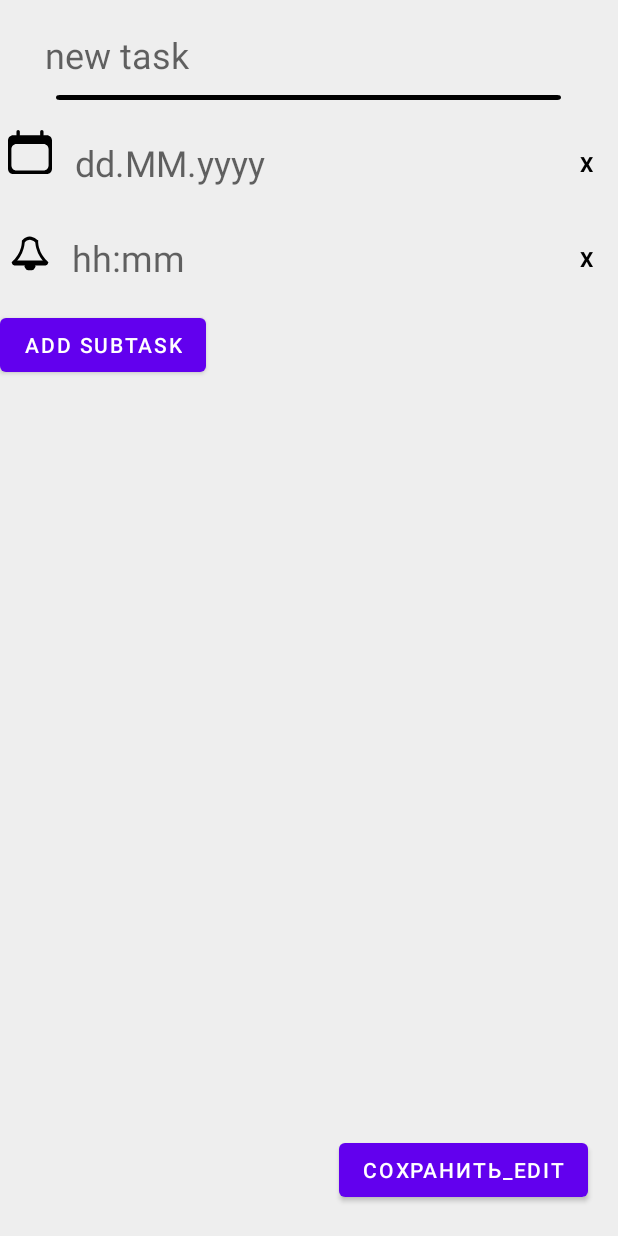
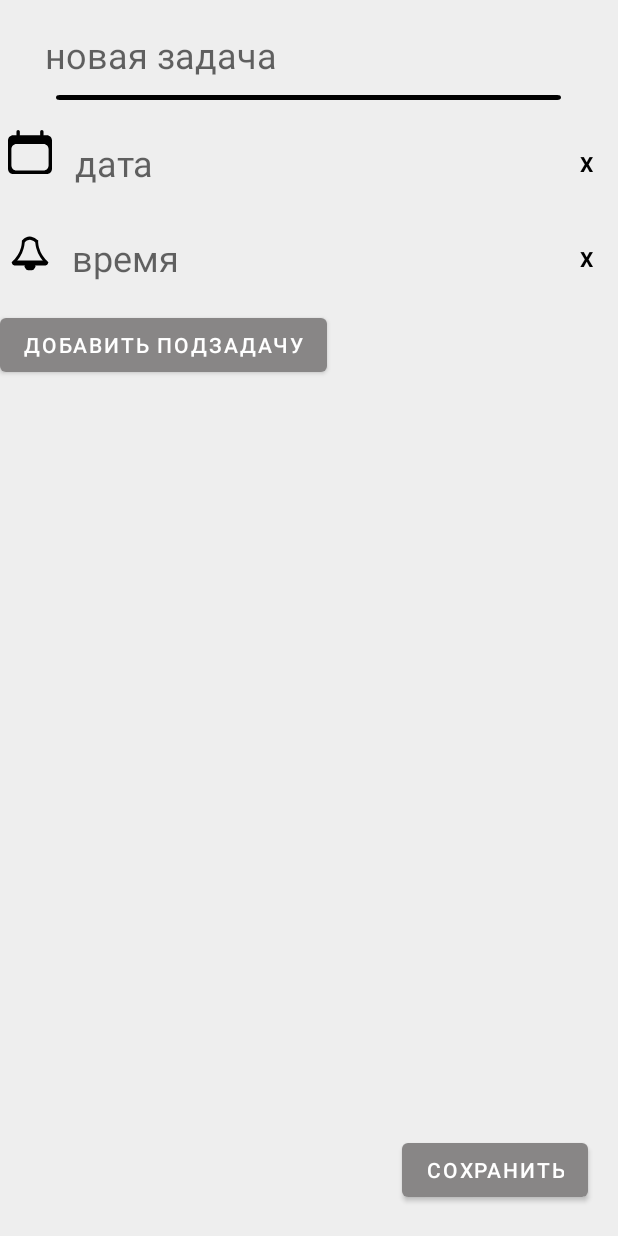
Before and after one commit to AlexZhe2/MyFourthApplication, an Android app: the Edit_Task_Activity screen opened directly, with no data from a screen before it, on a phone screen of 412 x 824 dp. Run offline under Robolectric (Android 15) with nearby library versions, the phone set to English and light mode, and no system bars.

Commit message:
eleven-6 (almost ready) 05.09.2022

```diff
--- a/app/src/main/java/com/example/myfourthapplication/Edit_Task_Activity.java
+++ b/app/src/main/java/com/example/myfourthapplication/Edit_Task_Activity.java
@@ -104,7 +104,7 @@ public class Edit_Task_Activity extends AppCompatActivity {
         value.setOnClickListener(new View.OnClickListener() {
             @Override
             public void onClick(View view) {
-                Toast.makeText(Edit_Task_Activity.this, R.string.hi_android, Toast.LENGTH_LONG).show();
+              //  Toast.makeText(Edit_Task_Activity.this, R.string.hi_android, Toast.LENGTH_LONG).show();
 
                 onClick_02();
                 update_subtask ();
--- a/app/src/main/java/com/example/myfourthapplication/MainActivity.java
+++ b/app/src/main/java/com/example/myfourthapplication/MainActivity.java
@@ -140,7 +140,7 @@ public class MainActivity extends AppCompatActivity {
             @RequiresApi(api = Build.VERSION_CODES.M)
             @Override
             public void onClick(View view) {
-                Toast.makeText(MainActivity.this, R.string.hi_android, Toast.LENGTH_LONG).show();
+            //    Toast.makeText(MainActivity.this, R.string.hi_android, Toast.LENGTH_LONG).show();
                 ///уведомления
     // перенес в  trueNotification();
 /*
@@ -1748,7 +1748,7 @@ public void notif(){ //delete
             @RequiresApi(api = Build.VERSION_CODES.M)
             @Override
             public void onClick(View view) {
-                Toast.makeText(MainActivity.this, R.string.hi_android, Toast.LENGTH_LONG).show();
+             //   Toast.makeText(MainActivity.this, R.string.hi_android, Toast.LENGTH_LONG).show();
                 startEditTaskActivity(textView);
 
                 Edit_Task_Activity eta= new Edit_Task_Activity();
--- a/app/src/main/java/com/example/myfourthapplication/Three.java
+++ b/app/src/main/java/com/example/myfourthapplication/Three.java
@@ -68,7 +68,8 @@ public class Three extends AppCompatActivity {
         textView.setLayoutParams(layoutParams_DATA);
 
 //параметры для textView
-        textView.setText("text from class");
+    //    textView.setText("text from class");
+        textView.setText("");
         textView.setBackgroundColor(Color.parseColor("#eeeeee"));
         textView.setTextColor(Color.BLACK);
        // textView.setTextSize(28);
--- a/app/src/main/java/com/example/myfourthapplication/Two.java
+++ b/app/src/main/java/com/example/myfourthapplication/Two.java
@@ -62,7 +62,8 @@ public class Two extends AppCompatActivity {
         textView.setLayoutParams(layoutParams_DATA);
 
 //параметры для textView
-        textView.setText("text from class");
+    //    textView.setText("text from class");
+        textView.setText("");
         textView.setBackgroundColor(Color.parseColor("#eeeeee"));
         textView.setTextColor(Color.BLACK);
        // textView.setTextSize(28);
--- a/app/src/main/res/layout/edit_activity_task.xml
+++ b/app/src/main/res/layout/edit_activity_task.xml
@@ -18,7 +18,7 @@
         android:layout_marginTop="20dp"
         android:layout_marginRight="20dp"
         android:background="@null"
-        android:hint="new task"
+        android:hint="новая задача"
 
         android:inputType="text"
         android:paddingStart="10dp"
@@ -93,7 +93,7 @@
             android:layout_marginTop="20dp"
             android:layout_marginRight="5dp"
             android:background="@null"
-            android:hint="dd.MM.yyyy"
+            android:hint="дата"
             android:inputType="none"
             android:focusable="false"
             android:paddingStart="10dp"
@@ -192,7 +192,7 @@
             android:layout_marginTop="20dp"
             android:layout_marginRight="20dp"
             android:background="@null"
-            android:hint="hh:mm"
+            android:hint="время"
             android:inputType="text"
             android:focusable="false"
             android:paddingStart="10dp"
@@ -271,7 +271,7 @@
                     android:id="@+id/button_EditTask_02"
                     android:layout_width="wrap_content"
                     android:layout_height="wrap_content"
-                    android:text="add subtask"
+                    android:text="добавить подзадачу"
                     android:onClick="add_Edit_Subtask_01"
                     tools:ignore="MissingConstraints,OnClick" />
 
@@ -290,7 +290,7 @@
         android:layout_height="wrap_content"
         android:layout_marginRight="20dp"
         android:layout_marginBottom="20dp"
-        android:text="Сохранить_edit"
+        android:text="Сохранить"
         app:layout_constraintBottom_toBottomOf="parent"
         app:layout_constraintRight_toRightOf="parent"
         android:onClick="startMainActivity"
--- a/app/src/main/res/values/themes.xml
+++ b/app/src/main/res/values/themes.xml
@@ -2,11 +2,11 @@
     <!-- Base application theme. -->
     <style name="Theme.MyFourthApplication" parent="Theme.MaterialComponents.DayNight.NoActionBar">
         <!-- Primary brand color. -->
-        <item name="colorPrimary">@color/purple_500</item>
+        <item name="colorPrimary">@color/my_color_for_button</item>
         <item name="colorPrimaryVariant">@color/black</item>
         <item name="colorOnPrimary">@color/white</item>
         <!-- Secondary brand color. -->
-        <item name="colorSecondary">@color/teal_200</item>
+        <item name="colorSecondary">@color/my_color_for_button</item>
         <item name="colorSecondaryVariant">@color/teal_700</item>
         <item name="colorOnSecondary">@color/black</item>
         <!-- Status bar color. -->
```
Also changed, not shown: app/src/main/res/layout/activity_task.xml (+4 -4 lines).
